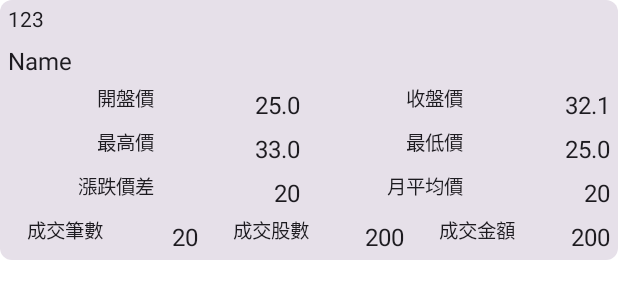
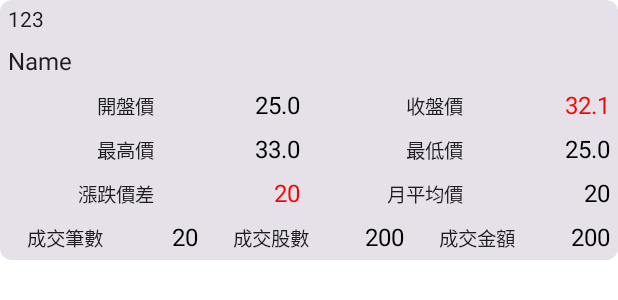
Before and after one commit to Lilichuan/TaiwanStockAppExample, an Android app built with Jetpack Compose: the @Preview function PreviewStockCardA, on a phone screen of 412 x 824 dp. Shown: the top 300 px of the screen. Run offline under Robolectric (Android 15) with nearby library versions, the phone set to English and light mode, and no system bars.

Commit message:
調整UI

```diff
--- a/app/src/main/java/com/example/examplestockapp/ui/MainListFragment.kt
+++ b/app/src/main/java/com/example/examplestockapp/ui/MainListFragment.kt
@@ -7,11 +7,15 @@ import android.view.View
 import android.view.ViewGroup
 import android.widget.Toast
 import androidx.compose.foundation.lazy.LazyColumn
+import androidx.compose.material3.Divider
+import androidx.compose.material3.HorizontalDivider
 import androidx.compose.runtime.Composable
 import androidx.compose.runtime.getValue
 import androidx.compose.runtime.mutableStateOf
 import androidx.compose.runtime.remember
+import androidx.compose.ui.graphics.Color
 import androidx.compose.ui.platform.ComposeView
+import androidx.compose.ui.unit.dp
 import dagger.hilt.android.AndroidEntryPoint
 import androidx.hilt.navigation.fragment.hiltNavGraphViewModels
 import androidx.lifecycle.Lifecycle
@@ -60,6 +64,7 @@ class MainListFragment : Fragment(
                 val item = list[index]
                 OneCard(item)
             }
+
         }
     }
 
@@ -84,6 +89,7 @@ class MainListFragment : Fragment(
             tradeVolume = item.tradeVolume,
             onclickEvent = { showDialog.value = true }
         )
+        HorizontalDivider(color = Color.LightGray, thickness = 1.dp)
 
         if (showDialog.value) {
             StockDetailDialog(
--- a/app/src/main/java/com/example/examplestockapp/ui/composeui/StockCardA.kt
+++ b/app/src/main/java/com/example/examplestockapp/ui/composeui/StockCardA.kt
@@ -11,13 +11,16 @@ import androidx.compose.foundation.shape.RoundedCornerShape
 import androidx.compose.material3.Card
 import androidx.compose.material3.Text
 import androidx.compose.runtime.Composable
+import androidx.compose.ui.Alignment
 import androidx.compose.ui.Modifier
+import androidx.compose.ui.graphics.Color
 import androidx.compose.ui.res.stringResource
 import androidx.compose.ui.text.style.TextAlign
 import androidx.compose.ui.tooling.preview.Preview
 import androidx.compose.ui.unit.dp
 import androidx.compose.ui.unit.sp
 import com.example.examplestockapp.R
+import com.example.examplestockapp.ui.theme.DeepGreen
 
 @Composable
 fun StockCardA(
@@ -42,34 +45,54 @@ fun StockCardA(
         shape = RoundedCornerShape(8.dp)
     ) {
 
-        fun fixText(text : String?) : String{
+        fun fixText(text: String?): String {
             return text ?: ""
         }
 
         Column {
 
-            Text(modifier = Modifier.padding(5.dp)
-                ,text = fixText(code))
+            Text(
+                modifier = Modifier.padding(5.dp), text = fixText(code)
+            )
 
-            Text(modifier = Modifier.padding(5.dp),
+            Text(
+                modifier = Modifier.padding(5.dp),
                 text = fixText(name),
-                fontSize = 16.sp)
+                fontSize = 16.sp
+            )
 
             val rowModifier = Modifier
                 .fillMaxWidth()
                 .wrapContentHeight()
 
-            val smallModifier = Modifier.weight(1.0f)
-
             Row(modifier = rowModifier)
             {
-                SmallTitle(smallModifier, title = R.string.start_price)
-                ValueText(smallModifier, valueText = fixText(openingPrice))
-                SmallTitle(smallModifier, title = R.string.end_price)
-                ValueText(smallModifier, valueText = fixText(closingPrice))
+                val smallModifier = Modifier
+                    .weight(1.0f)
+                    .align(Alignment.CenterVertically)
+                SmallTitle(
+                    smallModifier,
+                    title = R.string.start_price
+                )
+                ValueText(
+                    smallModifier,
+                    valueText = fixText(openingPrice)
+                )
+                SmallTitle(
+                    smallModifier,
+                    title = R.string.end_price
+                )
+                ValueText(
+                    smallModifier,
+                    valueText = fixText(closingPrice),
+                    color = createColor(closingPrice, monthlyAveragePrice)
+                )
             }
 
             Row(modifier = rowModifier) {
+                val smallModifier = Modifier
+                    .weight(1.0f)
+                    .align(Alignment.CenterVertically)
                 SmallTitle(smallModifier, title = R.string.height_price)
                 ValueText(smallModifier, valueText = fixText(highestPrice))
                 SmallTitle(smallModifier, title = R.string.low_price)
@@ -77,13 +100,19 @@ fun StockCardA(
             }
 
             Row(modifier = rowModifier) {
+                val smallModifier = Modifier
+                    .weight(1.0f)
+                    .align(Alignment.CenterVertically)
                 SmallTitle(smallModifier, title = R.string.textA)
-                ValueText(smallModifier, valueText = fixText(change))
+                ValueText(smallModifier, valueText = fixText(change), createColor(change))
                 SmallTitle(smallModifier, title = R.string.average_month_price)
                 ValueText(smallModifier, valueText = fixText(monthlyAveragePrice))
             }
 
             Row(modifier = rowModifier) {
+                val smallModifier = Modifier
+                    .weight(1.0f)
+                    .align(Alignment.CenterVertically)
                 SmallTitle(smallModifier, title = R.string.deal_count)
                 ValueText(smallModifier, valueText = fixText(transaction))
                 SmallTitle(smallModifier, title = R.string.deal_abc)
@@ -93,10 +122,7 @@ fun StockCardA(
             }
         }
     }
-
-
 }
-
 
 
 @Composable
@@ -115,14 +141,42 @@ fun SmallTitle(
 @Composable
 fun ValueText(
     modifier: Modifier = Modifier,
-    valueText: String
+    valueText: String,
+    color: Color = Color.Black
 ) {
     Text(
         modifier = modifier.padding(5.dp),
         text = valueText,
         textAlign = TextAlign.Right,
-        fontSize = 16.sp
+        fontSize = 16.sp,
+        color = color
     )
+}
+
+private fun createColor(baseNumber: String?, compareNumber: String?): Color {
+    if (baseNumber == null || compareNumber == null) {
+        return Color.Black
+    }
+    return checkColorByValue(baseNumber.toFloat(), compareNumber.toFloat())
+}
+
+private fun createColor(baseNumber: String?): Color {
+    if (baseNumber == null) {
+        return Color.Black
+    }
+
+    val baseNumberF = baseNumber.toFloat()
+    return checkColorByValue(baseNumberF, 0.0f)
+}
+
+private fun checkColorByValue(floatA: Float, floatB: Float): Color {
+    return if (floatA > floatB) {
+        Color.Red
+    } else if (floatA < floatB) {
+        DeepGreen
+    } else {
+        Color.Black
+    }
 }
 
 @Composable
--- a/app/src/main/java/com/example/examplestockapp/ui/theme/Color.kt
+++ b/app/src/main/java/com/example/examplestockapp/ui/theme/Color.kt
@@ -9,3 +9,7 @@ val Pink80 = Color(0xFFEFB8C8)
 val Purple40 = Color(0xFF6650a4)
 val PurpleGrey40 = Color(0xFF625b71)
 val Pink40 = Color(0xFF7D5260)
+
+val DeepGreen = Color(0xff38761d)
+val Red = Color(0xfff44336)
+val Black = Color(0xff000000)
```
